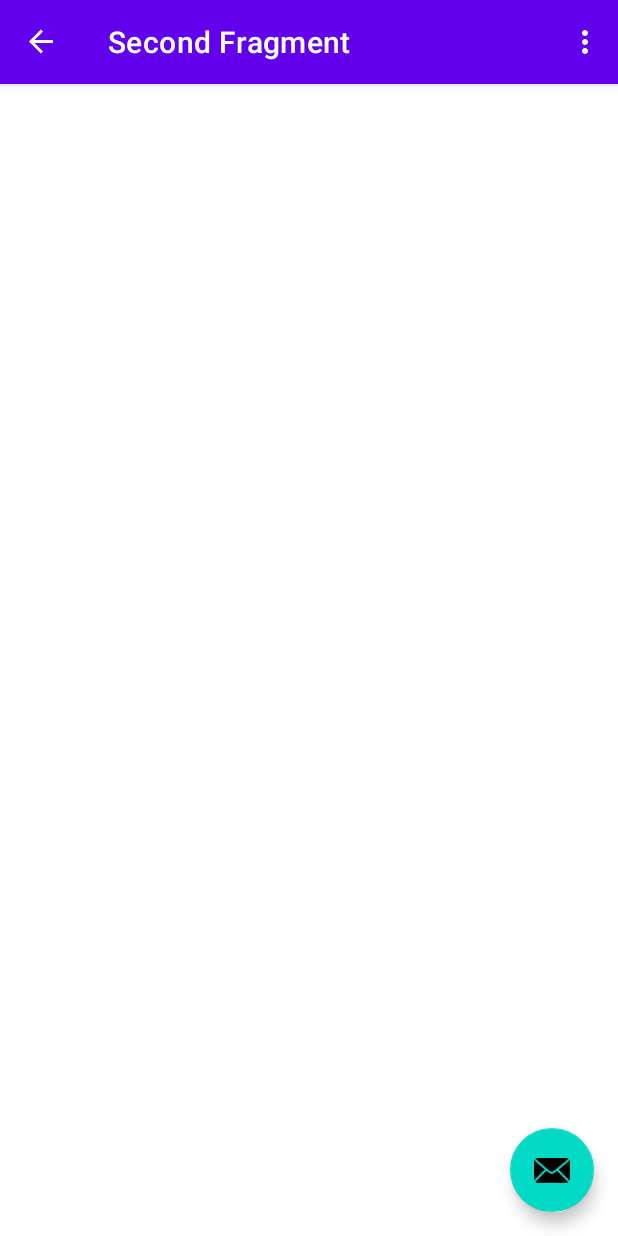
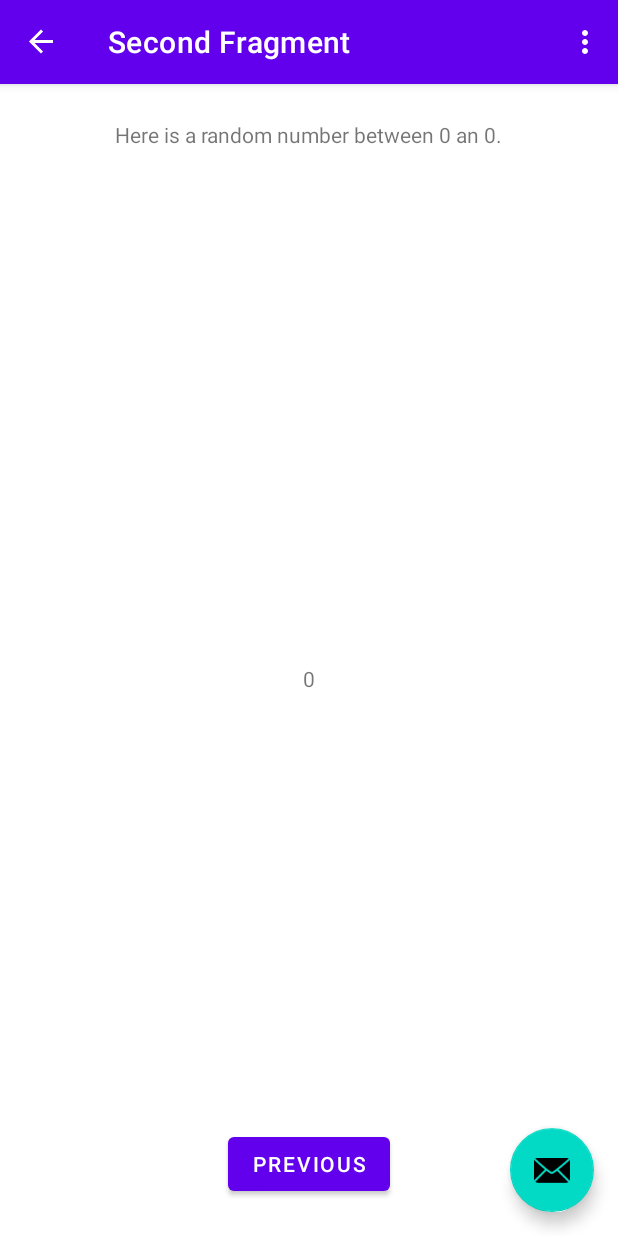
Before and after one commit to RadekVala/ap7mt-2022-first-app, an Android app: the screen it shows after launch (MainActivity), after a tap on "RANDOM", on a phone screen of 412 x 824 dp. Run offline under Robolectric (Android 15) with nearby library versions, the phone set to English and light mode, and no system bars; our stand-ins replace navigation-ui.

Commit message:
Save args enabled Second fragment random number functionality added

```diff
--- a/app/build.gradle
+++ b/app/build.gradle
@@ -1,6 +1,7 @@
 plugins {
     id 'com.android.application'
     id 'kotlin-android'
+    id 'androidx.navigation.safeargs.kotlin'
 }
 
 android {
@@ -45,4 +46,5 @@ dependencies {
     testImplementation 'junit:junit:4.+'
     androidTestImplementation 'androidx.test.ext:junit:1.1.2'
     androidTestImplementation 'androidx.test.espresso:espresso-core:3.3.0'
+
 }
--- a/app/src/main/java/com/example/myfirstapp/SecondFragment.kt
+++ b/app/src/main/java/com/example/myfirstapp/SecondFragment.kt
@@ -1,12 +1,15 @@
 package com.example.myfirstapp
 
 import android.os.Bundle
+import android.util.Log
 import androidx.fragment.app.Fragment
 import android.view.LayoutInflater
 import android.view.View
 import android.view.ViewGroup
+import android.widget.TextView
 import androidx.navigation.fragment.findNavController
 import com.example.myfirstapp.databinding.FragmentSecondBinding
+import androidx.navigation.fragment.navArgs
 
 /**
  * A simple [Fragment] subclass as the second destination in the navigation.
@@ -20,8 +23,8 @@ class SecondFragment : Fragment() {
     private val binding get() = _binding!!
 
     override fun onCreateView(
-            inflater: LayoutInflater, container: ViewGroup?,
-            savedInstanceState: Bundle?
+        inflater: LayoutInflater, container: ViewGroup?,
+        savedInstanceState: Bundle?
     ): View? {
 
         _binding = FragmentSecondBinding.inflate(inflater, container, false)
@@ -29,10 +32,26 @@ class SecondFragment : Fragment() {
 
     }
 
+    val args: SecondFragmentArgs by navArgs()
+
     override fun onViewCreated(view: View, savedInstanceState: Bundle?) {
         super.onViewCreated(view, savedInstanceState)
 
-        binding.buttonSecond.setOnClickListener {
+        Log.v("MYSUPERAPP", args.myArg.toString())
+
+        val count = args.myArg
+        val countText = getString(R.string.random_hint_text, count)
+        binding.randomHint.text = countText
+
+        val random = java.util.Random()
+        var randomNumber = 0
+        if (count > 0) {
+            randomNumber = random.nextInt(count + 1)
+        }
+
+        binding.tvRandomNumber.text = randomNumber.toString()
+
+        binding.btnPrev.setOnClickListener {
             findNavController().navigate(R.id.action_SecondFragment_to_FirstFragment)
         }
     }
--- a/app/src/main/res/layout/fragment_second.xml
+++ b/app/src/main/res/layout/fragment_second.xml
@@ -4,4 +4,39 @@
     xmlns:tools="http://schemas.android.com/tools"
     android:layout_width="match_parent"
     android:layout_height="match_parent"
-    tools:context=".SecondFragment"/>
+    tools:context=".SecondFragment">
+
+    <TextView
+        android:id="@+id/random_hint"
+        android:layout_width="wrap_content"
+        android:layout_height="wrap_content"
+        android:layout_marginStart="16dp"
+        android:layout_marginTop="24dp"
+        android:layout_marginEnd="16dp"
+        android:text="@string/random_hint_text"
+        app:layout_constraintEnd_toEndOf="parent"
+        app:layout_constraintStart_toStartOf="parent"
+        app:layout_constraintTop_toTopOf="parent" />
+
+    <TextView
+        android:id="@+id/tv_random_number"
+        android:layout_width="wrap_content"
+        android:layout_height="wrap_content"
+        android:text="@string/tv_random_number_text"
+        app:layout_constraintBottom_toBottomOf="parent"
+        app:layout_constraintEnd_toEndOf="parent"
+        app:layout_constraintStart_toStartOf="parent"
+        app:layout_constraintTop_toTopOf="@+id/random_hint" />
+
+    <Button
+        android:id="@+id/btn_prev"
+        android:layout_width="wrap_content"
+        android:layout_height="wrap_content"
+        android:layout_marginStart="16dp"
+        android:layout_marginEnd="16dp"
+        android:layout_marginBottom="24dp"
+        android:text="@string/previous"
+        app:layout_constraintBottom_toBottomOf="parent"
+        app:layout_constraintEnd_toEndOf="parent"
+        app:layout_constraintStart_toStartOf="parent" />
+</androidx.constraintlayout.widget.ConstraintLayout>
--- a/app/src/main/res/values/strings.xml
+++ b/app/src/main/res/values/strings.xml
@@ -13,4 +13,6 @@
     <string name="next2">Go to next fragment</string>
     <string name="toast_button_text">Toast</string>
     <string name="count_button_text">Count</string>
+    <string name="random_hint_text">Here is a random number between 0 an %d.</string>
+    <string name="tv_random_number_text">0</string>
 </resources>
--- a/build.gradle
+++ b/build.gradle
@@ -8,6 +8,10 @@ buildscript {
         classpath "com.android.tools.build:gradle:7.0.1"
         classpath "org.jetbrains.kotlin:kotlin-gradle-plugin:1.5.20"
 
+
+        def nav_version = "2.3.2"
+        classpath "androidx.navigation:navigation-safe-args-gradle-plugin:$nav_version"
+
         // NOTE: Do not place your application dependencies here; they belong
         // in the individual module build.gradle files
     }
```
